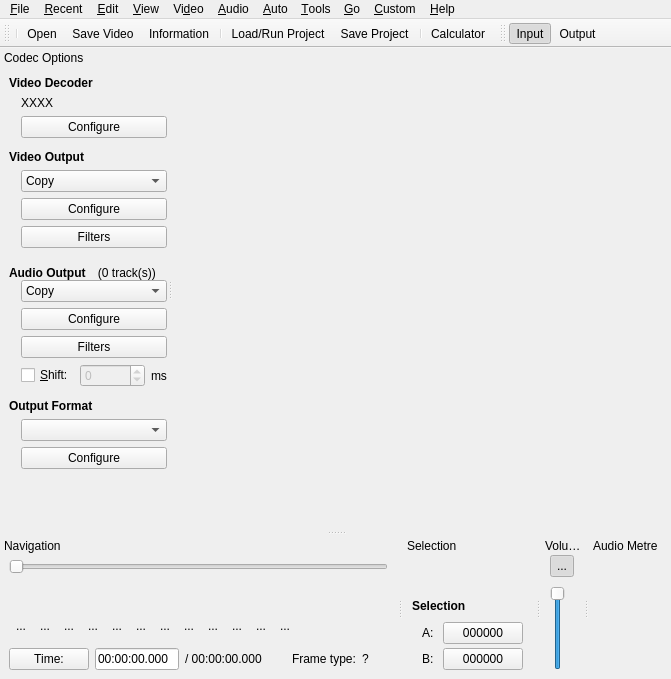
Above: avidemux/qt4/ADM_userInterfaces/ADM_gui/gui2.ui from mean00/avidemux2 before the change. Below: the same form after it.
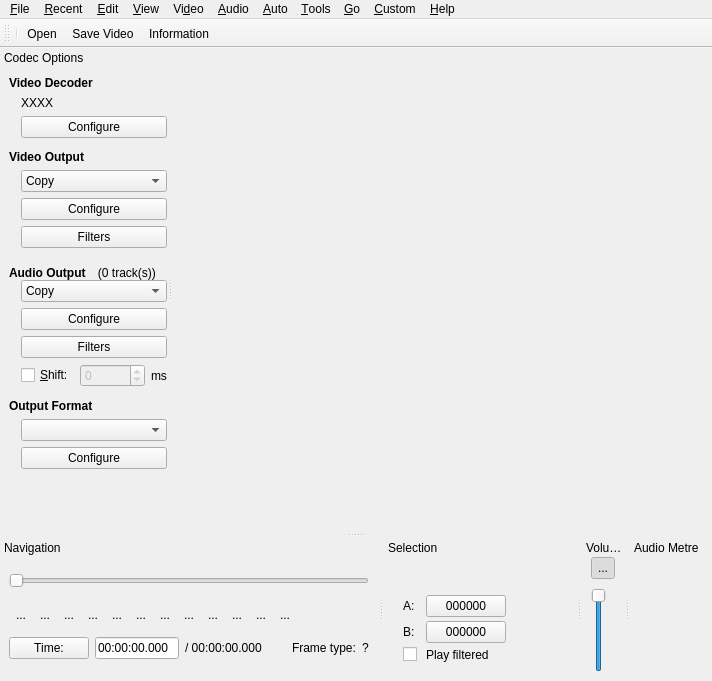
That is the form after the change. Icons and pictures are not drawn. Custom widgets are drawn as their Qt base class.

Commit message: [ui] Simplify ui a bit

Diff of the .ui file:
```diff
--- a/avidemux/qt4/ADM_userInterfaces/ADM_gui/gui2.ui
+++ b/avidemux/qt4/ADM_userInterfaces/ADM_gui/gui2.ui
@@ -8,7 +8,7 @@
     <x>0</x>
     <y>0</y>
     <width>671</width>
-    <height>679</height>
+    <height>681</height>
    </rect>
   </property>
   <property name="windowTitle">
@@ -195,24 +195,6 @@
    <addaction name="actionOpen"/>
    <addaction name="actionSave_video"/>
    <addaction name="actionProperties"/>
-   <addaction name="separator"/>
-   <addaction name="actionLoad_run_project"/>
-   <addaction name="actionSave_project"/>
-   <addaction name="separator"/>
-   <addaction name="actionCalculator"/>
-  </widget>
-  <widget class="QToolBar" name="toolBar_2">
-   <property name="orientation">
-    <enum>Qt::Horizontal</enum>
-   </property>
-   <attribute name="toolBarArea">
-    <enum>TopToolBarArea</enum>
-   </attribute>
-   <attribute name="toolBarBreak">
-    <bool>false</bool>
-   </attribute>
-   <addaction name="actionPreviewInput"/>
-   <addaction name="actionPreviewOutput"/>
   </widget>
   <widget class="QDockWidget" name="codecWidget">
    <property name="styleSheet">
@@ -866,22 +848,6 @@
        </property>
       </widget>
      </item>
-     <item>
-      <spacer name="verticalSpacer_4">
-       <property name="orientation">
-        <enum>Qt::Vertical</enum>
-       </property>
-       <property name="sizeType">
-        <enum>QSizePolicy::MinimumExpanding</enum>
-       </property>
-       <property name="sizeHint" stdset="0">
-        <size>
-         <width>0</width>
-         <height>6</height>
-        </size>
-       </property>
-      </spacer>
-     </item>
      <item>
       <layout class="QVBoxLayout" name="verticalLayout">
        <property name="spacing">
@@ -1283,7 +1249,7 @@
    </property>
    <property name="minimumSize">
     <size>
-     <width>132</width>
+     <width>192</width>
      <height>143</height>
     </size>
    </property>
@@ -1335,34 +1301,11 @@
        </property>
       </widget>
      </item>
-     <item>
-      <spacer name="verticalSpacer_2">
-       <property name="orientation">
-        <enum>Qt::Vertical</enum>
-       </property>
-       <property name="sizeType">
-        <enum>QSizePolicy::MinimumExpanding</enum>
-       </property>
-       <property name="sizeHint" stdset="0">
-        <size>
-         <width>0</width>
-         <height>6</height>
-        </size>
-       </property>
-      </spacer>
-     </item>
      <item>
       <layout class="QVBoxLayout" name="verticalLayout_6">
        <property name="spacing">
         <number>9</number>
        </property>
-       <item>
-        <widget class="QLabel" name="label">
-         <property name="text">
-          <string>&lt;b&gt;Selection&lt;/b&gt;</string>
-         </property>
-        </widget>
-       </item>
        <item>
         <layout class="QGridLayout" name="gridLayout">
          <property name="verticalSpacing">
@@ -1412,6 +1355,23 @@
            </property>
           </widget>
          </item>
+         <item row="3" column="1">
+          <widget class="QCheckBox" name="checkDisplayOut">
+           <property name="toolTip">
+            <string>Display processed video on playback</string>
+           </property>
+           <property name="text">
+            <string/>
+           </property>
+          </widget>
+         </item>
+         <item row="3" column="2">
+          <widget class="QLabel" name="label">
+           <property name="text">
+            <string>Play filtered</string>
+           </property>
+          </widget>
+         </item>
         </layout>
        </item>
       </layout>
```
Left out of the diff: 3 changed lines with no effect on the pictures. The commit also changes 2 other files.
